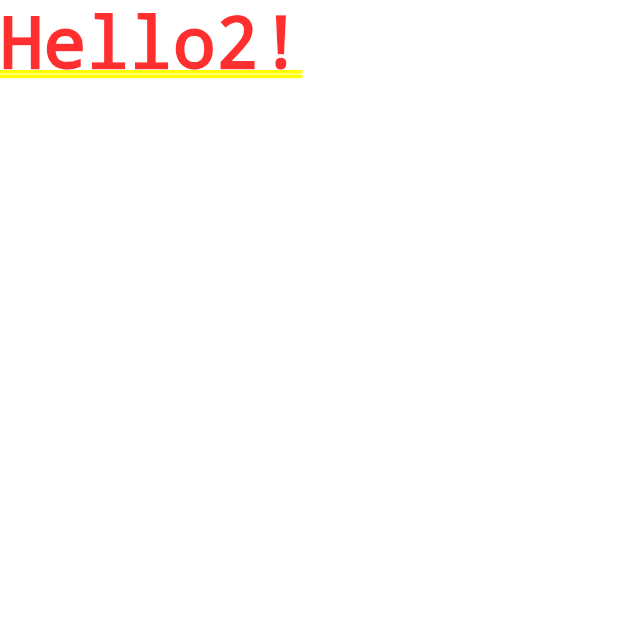
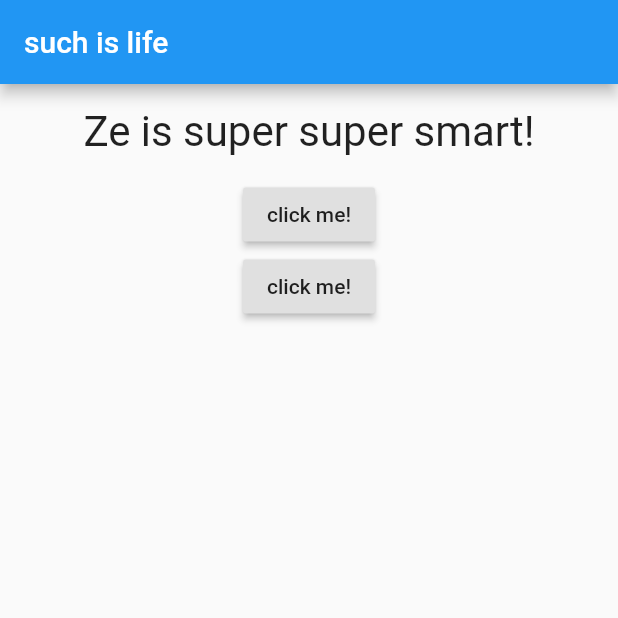
Before and after one commit to paladinze/flutter_playground, a Flutter app: the screen it shows after launch, on a phone screen of 412 x 824 dp, the top half of it. Run offline on Flutter 3.47's test engine with Material 2 defaults, Android fonts, the phone set to English and light mode, and no system bars.

Commit message:
extract stateless widget from main

```diff
--- a/lib/main.dart
+++ b/lib/main.dart
@@ -1,11 +1,46 @@
 import 'package:flutter/material.dart';
+import './question.dart';
 
 void main() {
   runApp(MyApp());
 }
 
-class MyApp extends StatelessWidget {
-  Widget build(BuildContext context) {
-    return MaterialApp(home: Text('Hello2!'));
+class MyApp extends StatefulWidget {
+  @override
+  State<StatefulWidget> createState() {
+    return MyAppState();
   }
 }
+
+class MyAppState extends State<MyApp> {
+
+  var textList = ['Ze is super super smart!', 'Manny is even better than Ze!'];
+  var textIdx = 0;
+
+  void handleClick(int index) {
+    setState(() {
+      textIdx = index;
+    });
+  }
+
+  Widget build(BuildContext context) {
+    return MaterialApp(
+      home: Scaffold(
+        appBar: AppBar(
+          title: Text("such is life"),
+        ),
+        body: Column(children: <Widget>[
+          Question(textList[textIdx]),
+          RaisedButton(
+            child: Text("click me!"),
+            onPressed: () => handleClick(1),
+          ),
+          RaisedButton(
+            child: Text("click me!"),
+            onPressed: () => handleClick(0),
+          )
+        ],)
+      ),
+    );
+  }
+}
--- /dev/null
+++ b/lib/question.dart
@@ -0,0 +1,20 @@
+import 'package:flutter/material.dart';
+
+class Question extends StatelessWidget {
+  final String text;
+
+  Question(this.text);
+
+  @override
+  Widget build(BuildContext context) {
+    return Container(
+      width: double.infinity,
+      margin: EdgeInsets.all(15),
+      child: Text(
+        text,
+        style: TextStyle(fontSize: 28),
+        textAlign: TextAlign.center,
+        ),
+    );
+  }
+}
```
Also changed, not shown: 1 other file.
